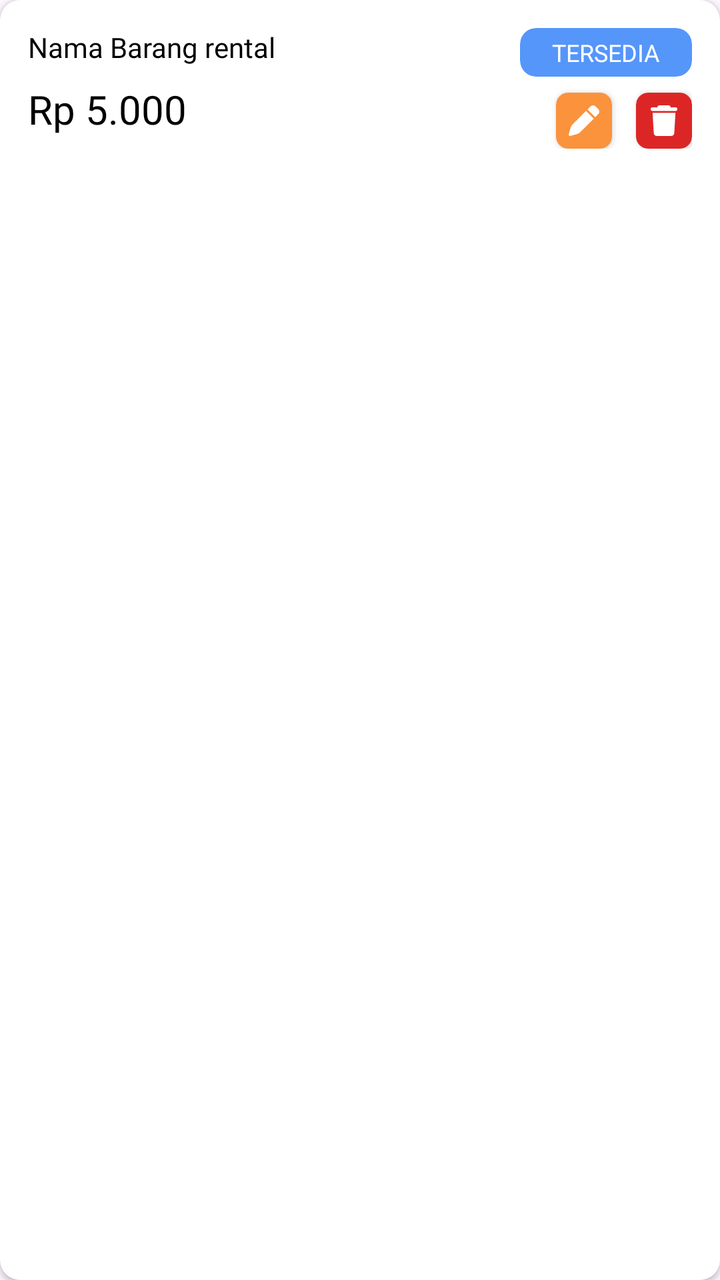
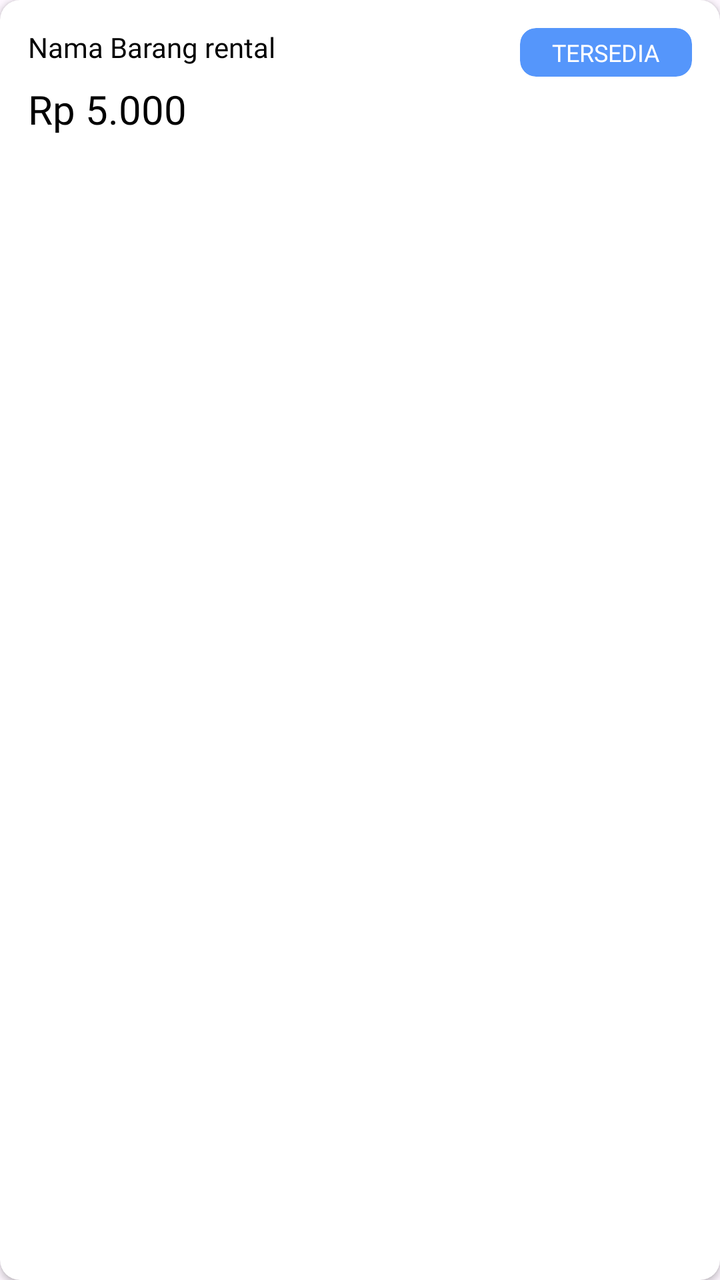

Before-and-after screenshots of an Android layout around one commit, followed by the original layout XML and the change that was made.
<!-- AndroidManifest.xml: application theme Theme.BAGUSLAUNDRY -->
<!-- res/layout/kurir_card_product_rental.xml -->
<?xml version="1.0" encoding="utf-8"?>
<androidx.cardview.widget.CardView xmlns:android="http://schemas.android.com/apk/res/android"
    xmlns:app="http://schemas.android.com/apk/res-auto"
    xmlns:tools="http://schemas.android.com/tools"
    android:id="@+id/cardProductLaundry"
    android:layout_width="match_parent"
    android:layout_height="wrap_content"
    android:layout_marginVertical="8dp"
    app:cardBackgroundColor="@android:color/white"
    app:cardCornerRadius="10dp"
    app:cardElevation="2dp">

    <androidx.constraintlayout.widget.ConstraintLayout
        android:id="@+id/container"
        android:layout_width="match_parent"
        android:layout_height="wrap_content"
        android:padding="14dp">

        
        <TextView
            android:id="@+id/product_name"
            android:layout_width="0dp"
            android:layout_height="wrap_content"
            android:layout_marginEnd="8dp"
            android:fontFamily="@font/inter_bold"
            android:text="Nama Barang rental"
            android:textColor="@color/black"
            android:textSize="14sp"
            app:layout_constraintEnd_toStartOf="@+id/wadah_status"
            app:layout_constraintStart_toStartOf="parent"
            app:layout_constraintTop_toTopOf="parent"
            tools:ignore="MissingConstraints" />

        <TextView
            android:id="@+id/price_product_rental"
            android:layout_width="wrap_content"
            android:layout_height="wrap_content"
            android:layout_marginTop="8dp"
            android:fontFamily="@font/inter_bold"
            android:text="Rp 5.000"
            android:textColor="@color/black"
            android:textSize="20sp"
            app:layout_constraintStart_toStartOf="parent"
            app:layout_constraintTop_toBottomOf="@+id/product_name" />

        
        <androidx.cardview.widget.CardView
            android:id="@+id/wadah_status"
            android:layout_width="wrap_content"
            android:layout_height="wrap_content"
            app:cardBackgroundColor="@color/blue500"
            app:cardCornerRadius="8dp"
            app:cardElevation="0dp"
            app:layout_constraintEnd_toEndOf="parent"
            app:layout_constraintTop_toTopOf="parent">

            <TextView
                android:id="@+id/branch_product_rental"
                android:layout_width="wrap_content"
                android:layout_height="wrap_content"
                android:fontFamily="@font/inter_semibold"
                android:paddingHorizontal="16dp"
                android:paddingVertical="4dp"
                android:text="tersedia"
                android:textAllCaps="true"
                android:textColor="@color/white"
                android:textSize="12sp" />

        </androidx.cardview.widget.CardView>

        <androidx.cardview.widget.CardView
            android:id="@+id/layoutButtonEdit"
            android:layout_width="28dp"
            android:layout_height="28dp"
            android:layout_marginTop="8dp"
            app:cardBackgroundColor="@color/orange400"
            app:cardCornerRadius="6dp"
            android:layout_marginEnd="12dp"
            app:layout_constraintEnd_toStartOf="@+id/layoutButtonDelete"
            app:layout_constraintTop_toBottomOf="@+id/wadah_status"
            tools:ignore="MissingConstraints">

            <ImageView
                android:layout_width="wrap_content"
                android:layout_height="wrap_content"
                android:src="@drawable/pencil"
                app:tint="@color/white"
                tools:ignore="ContentDescription" />

        </androidx.cardview.widget.CardView>

        <androidx.cardview.widget.CardView
            android:id="@+id/layoutButtonDelete"
            android:layout_width="28dp"
            android:layout_height="28dp"
            android:layout_marginTop="8dp"
            app:cardBackgroundColor="@color/red600"
            app:cardCornerRadius="6dp"
            app:layout_constraintEnd_toEndOf="parent"
            app:layout_constraintTop_toBottomOf="@+id/wadah_status"
            tools:ignore="MissingConstraints">

            <ImageView
                android:layout_width="wrap_content"
                android:layout_height="wrap_content"
                android:src="@drawable/trashdelete"
                app:tint="@color/white"
                tools:ignore="ContentDescription" />

        </androidx.cardview.widget.CardView>

    </androidx.constraintlayout.widget.ConstraintLayout>

</androidx.cardview.widget.CardView>
<!-- resources referenced by this layout -->
<resources>
  <color name="black">#FF000000</color>
  <color name="blue500">#5596FB</color>
  <color name="orange400">#fb923c</color>
  <color name="red600">#dc2626</color>
  <color name="white">#FFFFFF</color>
  <!-- drawable pencil (drawable) -->
  <vector xmlns:android="http://schemas.android.com/apk/res/android"
      android:width="512dp"
      android:height="512dp"
      android:viewportWidth="512"
      android:viewportHeight="512">
      <path
          android:pathData="M221.62,361.17a61.5,61.5 0,0 1,-27.16 16.39c-20.09,5.75 -40.2,11.47 -60.22,17.46 -5.4,1.62 -10.08,1.44 -14.24,-2.52 -4.41,-4.2 -4.75,-9.16 -3.07,-14.79 6.26,-21 11.89,-42.17 18.69,-63 2.32,-7.08 6.23,-14.4 11.39,-19.66 41.47,-42.3 127.44,-128.3 127.44,-128.3L345,237.4l0.14,0.14s-84.04,83.95 -123.52,123.63zM386.34,196.46L359,223.81 288.21,153l27.35,-27.35a33,33 0,0 1,46.65 0l24.13,24.13a33,33 0,0 1,0 46.68z"
          android:fillColor="#bdbdbd"/>
  </vector>
  <!-- drawable trashdelete (drawable) -->
  <vector xmlns:android="http://schemas.android.com/apk/res/android"
      android:width="512dp"
      android:height="512dp"
      android:viewportWidth="512"
      android:viewportHeight="512">
      <path
          android:pathData="M349.81,367.56c-1.13,18.74 -11.1,28.44 -29.95,28.44L191.01,396c-16.61,0 -27.43,-9.93 -28.45,-26.26 -3.72,-59.15 -11.05,-183.78 -11.05,-186h209.34c-0.56,10.09 -8,133.26 -11.04,183.82zM360.5,167.85q-52.17,0.1 -104.35,0c-35,0 -70,0.07 -105,0 -12.64,0 -20,-10.14 -16.66,-22.32 1.92,-7 7.7,-11.44 15.63,-11.51 15.23,-0.15 30.46,-0.24 45.68,0a19.68,19.68 0,0 1,19.61 -18h81.28a19.68,19.68 0,0 1,19.61 18.05c14.78,-0.3 29.58,-0.17 44.37,-0.08 11.25,0.07 17.78,6.43 17.75,17s-6.62,16.84 -17.92,16.86z"
          android:fillColor="#bdbdbd"/>
  </vector>
  <style name="Theme.BAGUSLAUNDRY" parent="Base.Theme.BAGUSLAUNDRY" />
  <style name="Base.Theme.BAGUSLAUNDRY" parent="Theme.Material3.Light.NoActionBar">
          
          <item name="colorPrimary">@color/primary</item>
           <item name="colorAccent">@color/secondary</item>
      </style>
  <color name="primary">#3551F2</color>
  <color name="secondary">#536AF4</color>
</resources>

<!-- the commit's change to res/layout/kurir_card_product_rental.xml (unified diff, before → after) -->
@@ -68,47 +68,6 @@
 
         </androidx.cardview.widget.CardView>
 
-        <androidx.cardview.widget.CardView
-            android:id="@+id/layoutButtonEdit"
-            android:layout_width="28dp"
-            android:layout_height="28dp"
-            android:layout_marginTop="8dp"
-            app:cardBackgroundColor="@color/orange400"
-            app:cardCornerRadius="6dp"
-            android:layout_marginEnd="12dp"
-            app:layout_constraintEnd_toStartOf="@+id/layoutButtonDelete"
-            app:layout_constraintTop_toBottomOf="@+id/wadah_status"
-            tools:ignore="MissingConstraints">
-
-            <ImageView
-                android:layout_width="wrap_content"
-                android:layout_height="wrap_content"
-                android:src="@drawable/pencil"
-                app:tint="@color/white"
-                tools:ignore="ContentDescription" />
-
-        </androidx.cardview.widget.CardView>
-
-        <androidx.cardview.widget.CardView
-            android:id="@+id/layoutButtonDelete"
-            android:layout_width="28dp"
-            android:layout_height="28dp"
-            android:layout_marginTop="8dp"
-            app:cardBackgroundColor="@color/red600"
-            app:cardCornerRadius="6dp"
-            app:layout_constraintEnd_toEndOf="parent"
-            app:layout_constraintTop_toBottomOf="@+id/wadah_status"
-            tools:ignore="MissingConstraints">
-
-            <ImageView
-                android:layout_width="wrap_content"
-                android:layout_height="wrap_content"
-                android:src="@drawable/trashdelete"
-                app:tint="@color/white"
-                tools:ignore="ContentDescription" />
-
-        </androidx.cardview.widget.CardView>
-
     </androidx.constraintlayout.widget.ConstraintLayout>
 
 </androidx.cardview.widget.CardView>
<!-- resource entries referenced after the edit -->
@@ -2,29 +2,7 @@
 <resources>
   <color name="black">#FF000000</color>
   <color name="blue500">#5596FB</color>
-  <color name="orange400">#fb923c</color>
-  <color name="red600">#dc2626</color>
   <color name="white">#FFFFFF</color>
-  <!-- drawable pencil (drawable) -->
-  <vector xmlns:android="http://schemas.android.com/apk/res/android"
-      android:width="512dp"
-      android:height="512dp"
-      android:viewportWidth="512"
-      android:viewportHeight="512">
-      <path
-          android:pathData="M221.62,361.17a61.5,61.5 0,0 1,-27.16 16.39c-20.09,5.75 -40.2,11.47 -60.22,17.46 -5.4,1.62 -10.08,1.44 -14.24,-2.52 -4.41,-4.2 -4.75,-9.16 -3.07,-14.79 6.26,-21 11.89,-42.17 18.69,-63 2.32,-7.08 6.23,-14.4 11.39,-19.66 41.47,-42.3 127.44,-128.3 127.44,-128.3L345,237.4l0.14,0.14s-84.04,83.95 -123.52,123.63zM386.34,196.46L359,223.81 288.21,153l27.35,-27.35a33,33 0,0 1,46.65 0l24.13,24.13a33,33 0,0 1,0 46.68z"
-          android:fillColor="#bdbdbd"/>
-  </vector>
-  <!-- drawable trashdelete (drawable) -->
-  <vector xmlns:android="http://schemas.android.com/apk/res/android"
-      android:width="512dp"
-      android:height="512dp"
-      android:viewportWidth="512"
-      android:viewportHeight="512">
-      <path
-          android:pathData="M349.81,367.56c-1.13,18.74 -11.1,28.44 -29.95,28.44L191.01,396c-16.61,0 -27.43,-9.93 -28.45,-26.26 -3.72,-59.15 -11.05,-183.78 -11.05,-186h209.34c-0.56,10.09 -8,133.26 -11.04,183.82zM360.5,167.85q-52.17,0.1 -104.35,0c-35,0 -70,0.07 -105,0 -12.64,0 -20,-10.14 -16.66,-22.32 1.92,-7 7.7,-11.44 15.63,-11.51 15.23,-0.15 30.46,-0.24 45.68,0a19.68,19.68 0,0 1,19.61 -18h81.28a19.68,19.68 0,0 1,19.61 18.05c14.78,-0.3 29.58,-0.17 44.37,-0.08 11.25,0.07 17.78,6.43 17.75,17s-6.62,16.84 -17.92,16.86z"
-          android:fillColor="#bdbdbd"/>
-  </vector>
   <style name="Theme.BAGUSLAUNDRY" parent="Base.Theme.BAGUSLAUNDRY" />
   <style name="Base.Theme.BAGUSLAUNDRY" parent="Theme.Material3.Light.NoActionBar">
           
